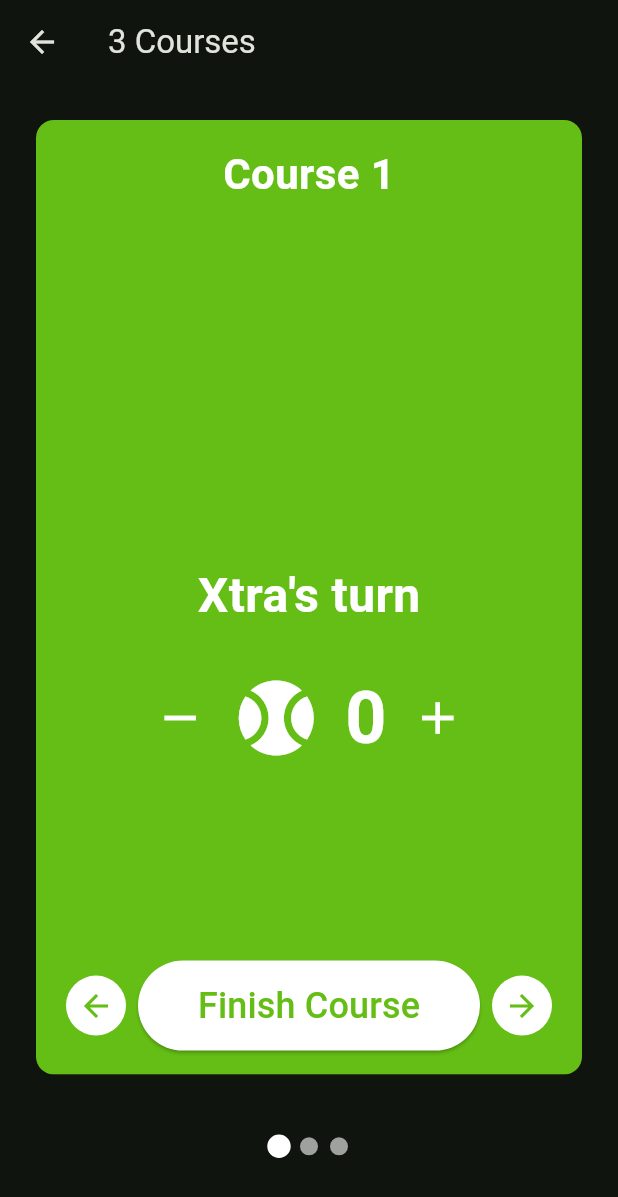
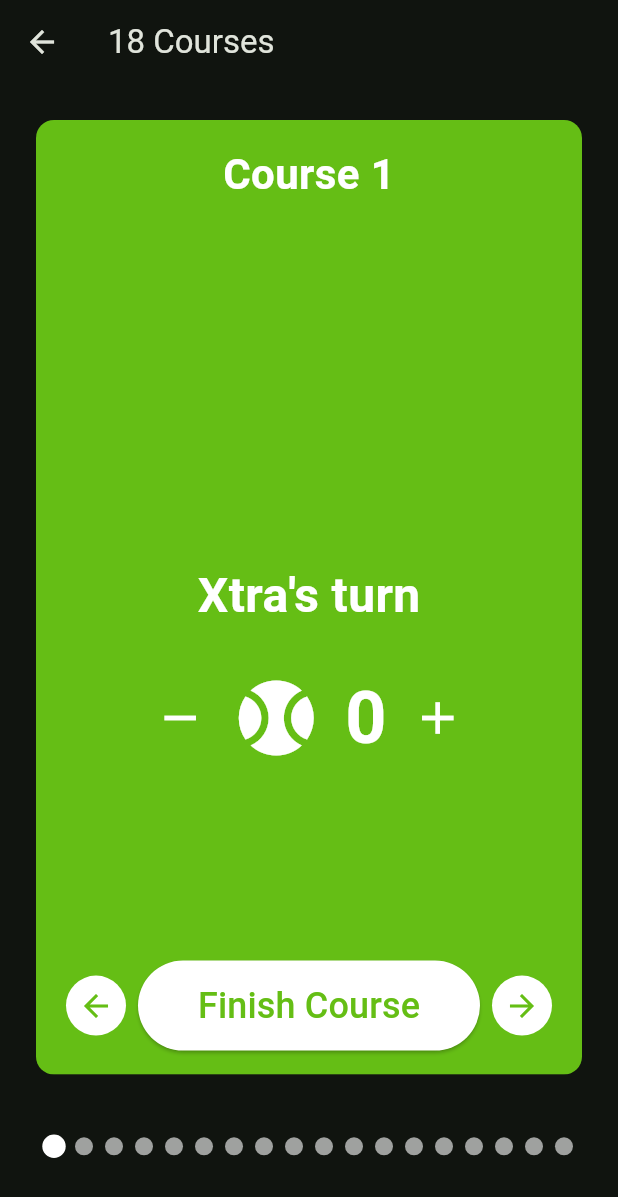
Before and after one commit to NicolasKargruber/DiscGolfPrater, a Flutter app: the screen it shows after launch, after a tap on the "add" icon, after a tap on "START", on a phone screen of 412 x 824 dp. Shown: the top 1197 px of the screen. Run offline on Flutter 3.47's test engine with Material 3 defaults, Android fonts, the phone set to English and light mode, and no system bars; drawn by our look-alikes of smooth_page_indicator.

Commit message:
Order players before every course

```diff
--- a/lib/model/player.dart
+++ b/lib/model/player.dart
@@ -61,7 +61,7 @@ class Player {
     "BananaShot",
     "DisQ",
     "Kitty",
-    "404Skillz",
+    "No-Skill",
     "Momo",
     "Ninja",
     "Oreo",
--- a/lib/player_screen.dart
+++ b/lib/player_screen.dart
@@ -47,14 +47,11 @@ class _PlayerScreenState extends State<PlayerScreen> {
   }
 
   void _startGame() async {
-    // Shuffle players
-    final shuffled = List<Player>.from(_players)..shuffle();
-
     if (!mounted) return;
     Navigator.of(context).push(
       MaterialPageRoute(
         builder: (_) => ChangeNotifierProvider(
-            create: (_) => CoursesViewModel(shuffled),
+            create: (_) => CoursesViewModel(_players),
             child: CoursesScreen(),
         ),
       ),
--- a/lib/view_model/courses_view_model.dart
+++ b/lib/view_model/courses_view_model.dart
@@ -1,3 +1,4 @@
+import 'package:collection/collection.dart';
 import 'package:flutter/foundation.dart';
 
 import '../model/course.dart';
@@ -9,14 +10,46 @@ class CoursesViewModel extends ChangeNotifier {
 
   CoursesViewModel(this._players);
 
-  //final int totalCourses = 18;
-  final int totalCourses = 3;
-  final List<Course> _finishedCourses = [];
-  List<Course> get finishedCourses => _finishedCourses.toList();
-  int get finishedCourseCount => _finishedCourses.length;
+  final int totalCourses = 18;
+  final List<Course> _courses = [];
+  List<Course> get finishedCourses => _courses.where((course) => course.finished).toList();
+  int get finishedCourseCount => finishedCourses.length;
+  bool get hasFinishedAllCourses => finishedCourseCount >= totalCourses;
+
+  List<Player> get nextPlayerOrder {
+    final lastCourse = finishedCourses.lastOrNull;
+
+    if (lastCourse == null) {
+      final shuffled = List<Player>.from(_players)..shuffle();
+      return shuffled;
+    }
+
+    // Calculate total scores
+    final Map<Player, int> totalScores = {};
+    for (final course in finishedCourses) {
+      for (final ps in course.playerScores) {
+        totalScores[ps.player] = (totalScores[ps.player] ?? 0) + ps.score;
+      }
+    }
+
+    // Sort players by their previous course score
+    final sorted = List.of(lastCourse.playerScores)
+      ..sort((a, b) {
+        final byLastCourse = a.score.compareTo(b.score); // smaller is better
+        if (byLastCourse != 0) return byLastCourse;
+
+        // Tie-breaker: Total score
+        final totalA = totalScores[a.player] ?? 0;
+        final totalB = totalScores[b.player] ?? 0;
+        return totalA.compareTo(totalB); // smaller is better
+      });
+
+    return sorted.map((e) => e.player).toList();
+  }
+
 
   void onCourseFinished(Course course) {
-    _finishedCourses.add(course);
+    _courses.add(course);
     notifyListeners();
   }
 }
```
Also changed, not shown: lib/courses_screen.dart (+14 -9 lines), lib/leaderboard_screen.dart (+10 -2 lines).
